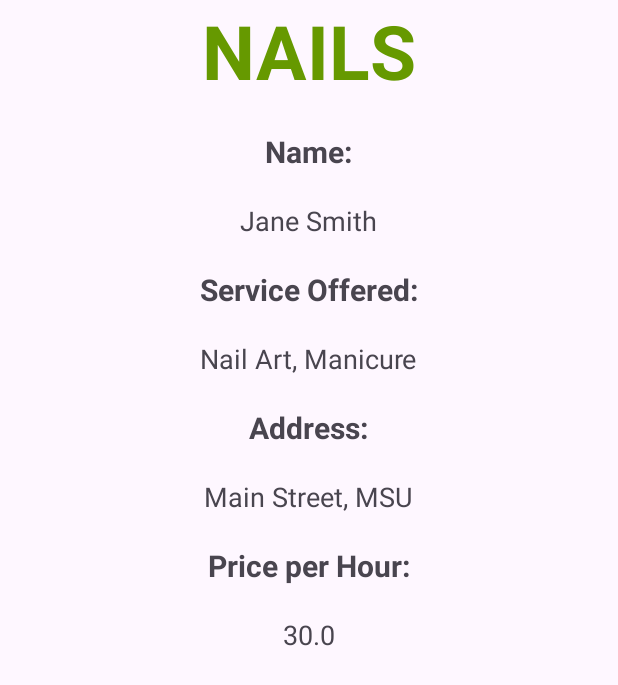
After one commit to rathodha/CSE476Project, an Android app: the Nail screen opened directly, with no data from a screen before it, on a phone screen of 412 x 824 dp. The commit adds this screen. Shown: the top 685 px of the screen. Run offline under Robolectric (Android 15) with nearby library versions, the phone set to English and light mode, and no system bars.

Commit message:
local database mroe work

```diff
--- a/app/src/main/AndroidManifest.xml
+++ b/app/src/main/AndroidManifest.xml
@@ -12,6 +12,9 @@
         android:supportsRtl="true"
         android:theme="@style/Theme.CSE476Project"
         tools:targetApi="31">
+        <activity
+            android:name=".Nail"
+            android:exported="false" />
         <activity
             android:name=".Hair"
             android:exported="false" />
--- a/app/src/main/java/msu/edu/rathodha/cse476project/DatabaseHelper.java
+++ b/app/src/main/java/msu/edu/rathodha/cse476project/DatabaseHelper.java
@@ -32,12 +32,19 @@ public class DatabaseHelper extends SQLiteOpenHelper {
     }
 
     private void insertInitialValues(SQLiteDatabase db) {
-        ContentValues values = new ContentValues();
-        values.put(COLUMN_NAME, "John Doe");
-        values.put(COLUMN_SERVICE_OFFERED, "Haircuts, Coloring");
-        values.put(COLUMN_ADDRESS, "Wilson Hall, MSU");
-        values.put(COLUMN_PRICE_PER_HOUR, 25.0);
-        db.insert(TABLE_NAME, null, values);
+        ContentValues Hairvalues = new ContentValues();
+        Hairvalues.put(COLUMN_NAME, "John Doe");
+        Hairvalues.put(COLUMN_SERVICE_OFFERED, "Haircuts, Coloring");
+        Hairvalues.put(COLUMN_ADDRESS, "Wilson Hall, MSU");
+        Hairvalues.put(COLUMN_PRICE_PER_HOUR, 25.0);
+        db.insert(TABLE_NAME, null, Hairvalues);
+
+        ContentValues nailsValues = new ContentValues();
+        nailsValues.put(COLUMN_NAME, "Jane Smith");
+        nailsValues.put(COLUMN_SERVICE_OFFERED, "Nail Art, Manicure");
+        nailsValues.put(COLUMN_ADDRESS, "Main Street, MSU");
+        nailsValues.put(COLUMN_PRICE_PER_HOUR, 30.0);
+        db.insert(TABLE_NAME, null, nailsValues);
     }
 
     @Override
--- a/app/src/main/java/msu/edu/rathodha/cse476project/InitialPage.java
+++ b/app/src/main/java/msu/edu/rathodha/cse476project/InitialPage.java
@@ -23,5 +23,15 @@ public class InitialPage extends AppCompatActivity {
                 finish();
             }
         });
+
+        Button nailsButton  = findViewById(R.id.nailsbutton);
+        nailsButton.setOnClickListener(new View.OnClickListener() {
+            @Override
+            public void onClick(View v) {
+                Intent intent = new Intent(InitialPage.this, Nail.class);
+                startActivity(intent);
+                finish();
+            }
+        });
     }
 }
--- /dev/null
+++ b/app/src/main/java/msu/edu/rathodha/cse476project/Nail.java
@@ -0,0 +1,64 @@
+package msu.edu.rathodha.cse476project;
+
+import android.database.Cursor;
+import android.database.sqlite.SQLiteDatabase;
+import android.os.Bundle;
+import android.widget.TextView;
+import android.widget.Toast;
+
+import androidx.appcompat.app.AppCompatActivity;
+
+public class Nail extends AppCompatActivity {
+    DatabaseHelper dbHelper;
+
+    @Override
+    protected void onCreate(Bundle savedInstanceState) {
+        super.onCreate(savedInstanceState);
+        setContentView(R.layout.activity_nail);
+
+        dbHelper = new DatabaseHelper(this);
+        SQLiteDatabase db = dbHelper.getReadableDatabase();
+
+        String[] projection = {
+                DatabaseHelper.getName(),
+                DatabaseHelper.getServices(),
+                DatabaseHelper.getAddress(),
+                DatabaseHelper.getPrice()
+        };
+
+        Cursor cursor = db.query(
+                DatabaseHelper.getTableName(),
+                projection,
+                DatabaseHelper.getServices() + " LIKE ?",
+                new String[]{"Nail Art, Manicure"},
+                null,
+                null,
+                null
+        );
+
+        if (cursor != null && cursor.moveToFirst()) {
+            String name = cursor.getString(cursor.getColumnIndexOrThrow(DatabaseHelper.getName()));
+            String serviceOffered = cursor.getString(cursor.getColumnIndexOrThrow(DatabaseHelper.getServices()));
+            String address = cursor.getString(cursor.getColumnIndexOrThrow(DatabaseHelper.getAddress()));
+            double pricePerHour = cursor.getDouble(cursor.getColumnIndexOrThrow(DatabaseHelper.getPrice()));
+
+            TextView nameTextView = findViewById(R.id.NailNameTextView);
+            TextView serviceOfferedTextView = findViewById(R.id.NailServiceOfferedTextView);
+            TextView addressTextView = findViewById(R.id.NailAddressTextView);
+            TextView pricePerHourTextView = findViewById(R.id.NailPricePerHourTextView);
+
+            nameTextView.setText(name);
+            serviceOfferedTextView.setText(serviceOffered);
+            addressTextView.setText(address);
+            pricePerHourTextView.setText(String.valueOf(pricePerHour));
+
+        } else {
+            Toast.makeText(this, "No data found in the database", Toast.LENGTH_SHORT).show();
+        }
+
+        if (cursor != null) {
+            cursor.close();
+        }
+        db.close();
+    }
+}
--- /dev/null
+++ b/app/src/main/res/layout/activity_nail.xml
@@ -0,0 +1,99 @@
+<?xml version="1.0" encoding="utf-8"?>
+<RelativeLayout xmlns:android="http://schemas.android.com/apk/res/android"
+    xmlns:app="http://schemas.android.com/apk/res-auto"
+    xmlns:tools="http://schemas.android.com/tools"
+    android:layout_width="match_parent"
+    android:layout_height="match_parent"
+    tools:context=".Nail">
+
+    <TextView
+        android:id="@+id/nail"
+        android:layout_width="wrap_content"
+        android:layout_height="wrap_content"
+        android:layout_centerHorizontal="true"
+        android:text="@string/Nails"
+        android:textColor="@android:color/holo_green_dark"
+        android:textSize="50sp"
+        android:textStyle="bold" />
+
+    <TextView
+        android:id="@+id/NailNameLabel"
+        android:layout_width="wrap_content"
+        android:layout_height="wrap_content"
+        android:layout_below="@id/nail"
+        android:layout_marginTop="20dp"
+        android:layout_centerHorizontal="true"
+        android:text="@string/Hair_name"
+        android:textSize="20sp"
+        android:textStyle="bold"/>
+
+    <TextView
+        android:id="@+id/NailNameTextView"
+        android:layout_width="wrap_content"
+        android:layout_height="wrap_content"
+        android:layout_below="@id/NailNameLabel"
+        android:layout_marginTop="20dp"
+        android:layout_centerHorizontal="true"
+        android:textSize="18sp"/>
+
+    <TextView
+        android:id="@+id/NailServiceOfferedLabel"
+        android:layout_width="wrap_content"
+        android:layout_height="wrap_content"
+        android:layout_below="@id/NailNameTextView"
+        android:layout_marginTop="20dp"
+        android:layout_centerHorizontal="true"
+        android:text="@string/Hair_service_offered"
+        android:textSize="20sp"
+        android:textStyle="bold"/>
+
+    <TextView
+        android:id="@+id/NailServiceOfferedTextView"
+        android:layout_width="wrap_content"
+        android:layout_height="wrap_content"
+        android:layout_below="@id/NailServiceOfferedLabel"
+        android:layout_marginTop="20dp"
+        android:layout_centerHorizontal="true"
+        android:textSize="18sp"/>
+
+    <TextView
+        android:id="@+id/NailAddressLabel"
+        android:layout_width="wrap_content"
+        android:layout_height="wrap_content"
+        android:layout_below="@id/NailServiceOfferedTextView"
+        android:layout_marginTop="20dp"
+        android:layout_centerHorizontal="true"
+        android:text="@string/Hair_address"
+        android:textSize="20sp"
+        android:textStyle="bold"/>
+
+    <TextView
+        android:id="@+id/NailAddressTextView"
+        android:layout_width="wrap_content"
+        android:layout_height="wrap_content"
+        android:layout_below="@id/NailAddressLabel"
+        android:layout_marginTop="20dp"
+        android:layout_centerHorizontal="true"
+        android:textSize="18sp"/>
+
+    <TextView
+        android:id="@+id/NailPricePerHourLabel"
+        android:layout_width="wrap_content"
+        android:layout_height="wrap_content"
+        android:layout_below="@id/NailAddressTextView"
+        android:layout_marginTop="20dp"
+        android:layout_centerHorizontal="true"
+        android:text="@string/Hair_price_per_hour"
+        android:textSize="20sp"
+        android:textStyle="bold"/>
+
+    <TextView
+        android:id="@+id/NailPricePerHourTextView"
+        android:layout_width="wrap_content"
+        android:layout_height="wrap_content"
+        android:layout_below="@id/NailPricePerHourLabel"
+        android:layout_marginTop="20dp"
+        android:layout_centerHorizontal="true"
+        android:textSize="18sp"/>
+
+</RelativeLayout>
```
